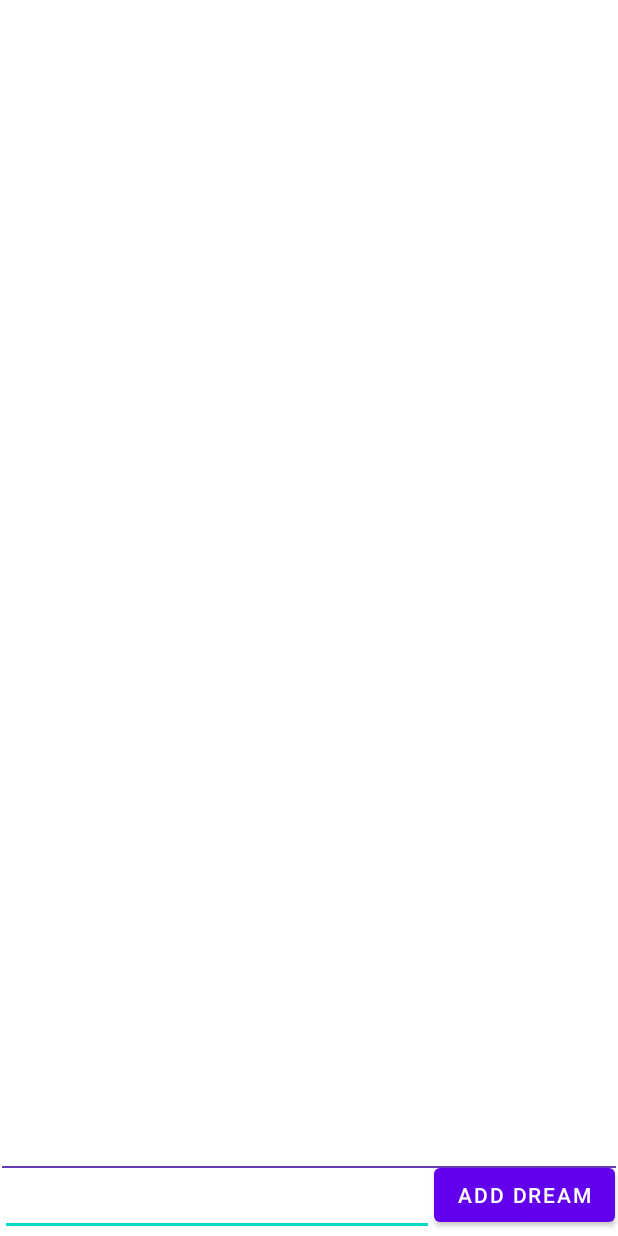
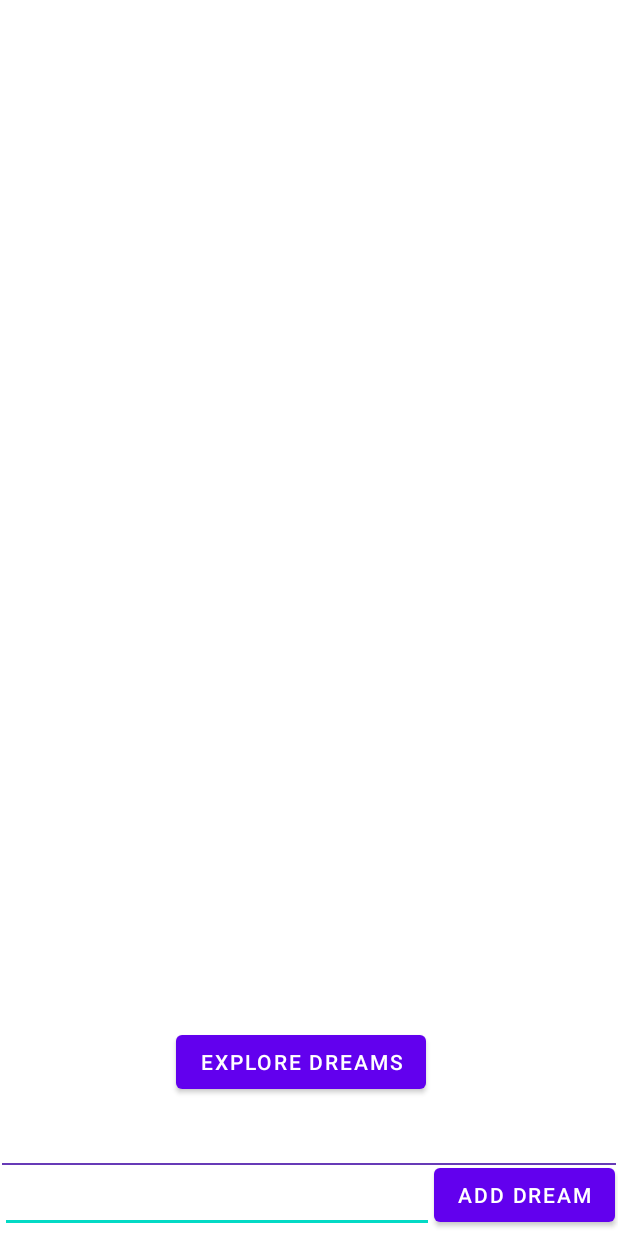
Before and after one commit to Lin2/dreamsbhacks, an Android app: the LogDreamPage screen opened directly, with no data from a screen before it, on a phone screen of 412 x 824 dp. Run offline under Robolectric (Android 15) with nearby library versions, the phone set to English and light mode, and no system bars.

Commit message:
dream journal, added button to proceed

```diff
--- a/app/src/main/java/com/example/dream_sbhacks/LogDreamPage.java
+++ b/app/src/main/java/com/example/dream_sbhacks/LogDreamPage.java
@@ -1,6 +1,7 @@
 package com.example.dream_sbhacks;
 
 import android.content.Context;
+import android.content.Intent;
 import android.os.Bundle;
 import com.google.android.material.floatingactionbutton.FloatingActionButton;
 import com.google.android.material.snackbar.Snackbar;
@@ -22,6 +23,7 @@ public class LogDreamPage extends AppCompatActivity {
     private ArrayAdapter<String> itemsAdapter;
     private ListView listView;
     private Button button;
+    private Button button2;
 
     @Override
     protected void onCreate(Bundle savedInstanceState) {
@@ -30,7 +32,17 @@ public class LogDreamPage extends AppCompatActivity {
 
         listView = findViewById(R.id.listView);
         button = findViewById(R.id.button);
-
+        button2 = findViewById(R.id.button2);
+        // if click "explore dreams", goes to swiping
+        button2.setOnClickListener(new View.OnClickListener() {
+            @Override
+            public void onClick(View v) {
+                Intent intent = new Intent(LogDreamPage.this, MainActivity.class);
+                startActivity(intent);
+                finish();
+            }
+        });
+        //adding new dreams
         button.setOnClickListener(new View.OnClickListener() {
             @Override
             public void onClick(View v) {
--- a/app/src/main/res/layout/activity_log_dream_page.xml
+++ b/app/src/main/res/layout/activity_log_dream_page.xml
@@ -23,8 +23,10 @@
         android:id="@+id/editTextTextPersonName7"
         android:layout_width="0dp"
         android:layout_height="wrap_content"
+        android:layout_marginBottom="2dp"
         android:ems="10"
         android:inputType="textPersonName"
+        android:text=" "
         app:layout_constraintBottom_toBottomOf="parent"
         app:layout_constraintEnd_toStartOf="@+id/button"
         app:layout_constraintStart_toStartOf="parent" />
@@ -39,6 +41,19 @@
         app:layout_constraintBottom_toBottomOf="parent"
         app:layout_constraintEnd_toEndOf="parent" />
 
+    <Button
+        android:id="@+id/button2"
+        android:layout_width="wrap_content"
+        android:layout_height="wrap_content"
+        android:layout_marginEnd="1dp"
+        android:text="Explore dreams"
+        app:layout_constraintBottom_toTopOf="@+id/divider"
+        app:layout_constraintEnd_toEndOf="parent"
+        app:layout_constraintHorizontal_bias="0.48"
+        app:layout_constraintStart_toStartOf="parent"
+        app:layout_constraintTop_toTopOf="parent"
+        app:layout_constraintVertical_bias="0.94" />
+
     <View
         android:id="@+id/divider"
         android:layout_width="0dp"
@@ -52,16 +67,16 @@
         app:layout_constraintStart_toStartOf="parent" />
 
     <LinearLayout
+        android:id="@+id/linearLayout2"
         android:layout_width="match_parent"
         android:layout_height="match_parent"
         android:layout_marginStart="1dp"
-        android:layout_marginTop="15dp"
+        android:layout_marginTop="1dp"
         android:layout_marginEnd="1dp"
-        android:layout_marginBottom="1dp"
         android:orientation="vertical"
         app:layout_constraintBottom_toBottomOf="parent"
         app:layout_constraintEnd_toEndOf="parent"
-        app:layout_constraintStart_toStartOf="parent"
+        app:layout_constraintStart_toStartOf="@id/button2"
         app:layout_constraintTop_toTopOf="parent">
 
         <ListView
```
